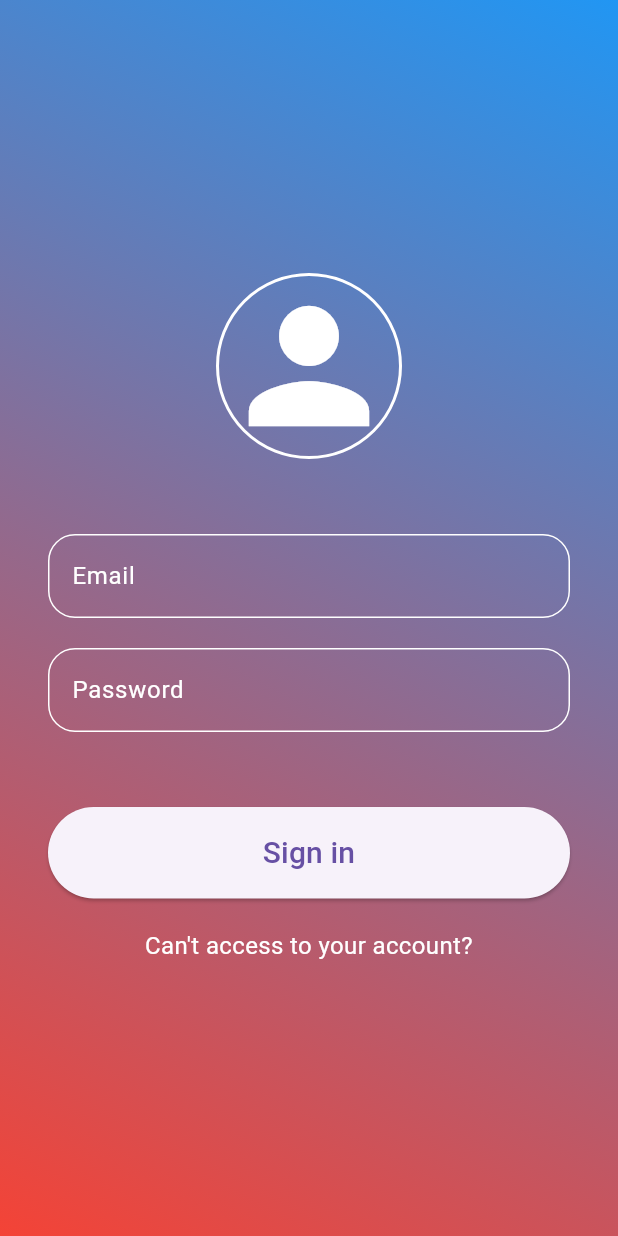
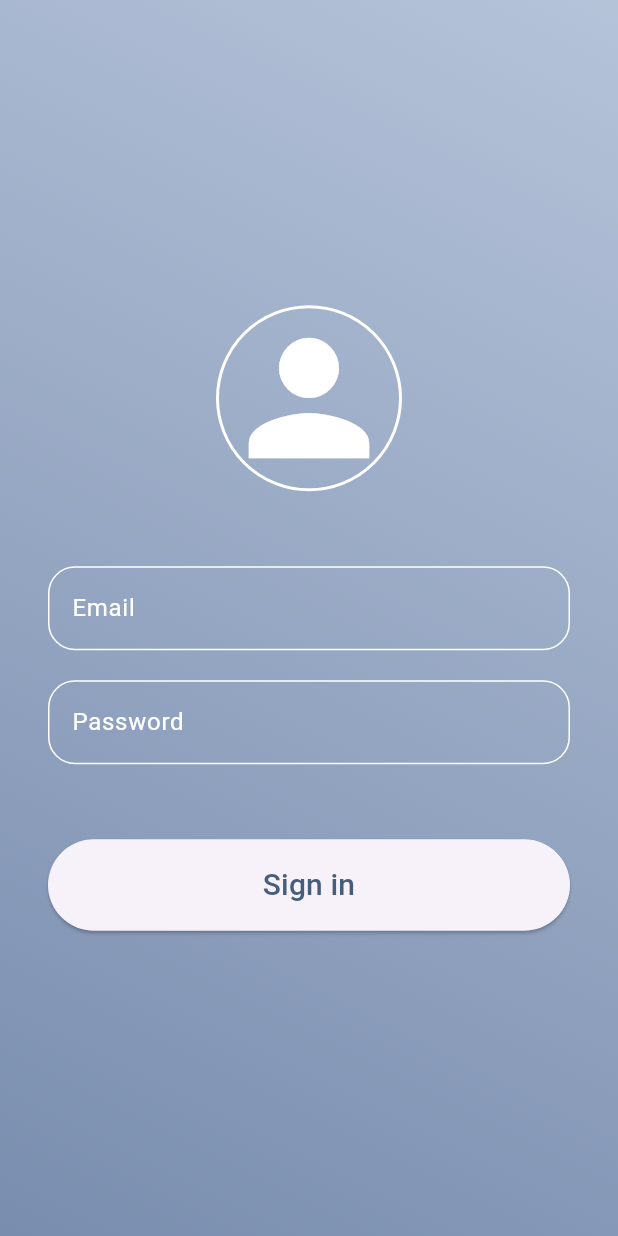
Before and after one commit to skzy408/flutter-medication-app, a Flutter app: the screen it shows after launch, on a phone screen of 412 x 824 dp. Run offline on Flutter 3.47's test engine with Material 3 defaults, Android fonts, the light colour scheme and no system bars.

Commit message:
Input Validation and UI Design Added validation for email, password, and medication time. Enhanced UI design to be more cohesive.

```diff
--- a/lib/data/medication_manager.dart
+++ b/lib/data/medication_manager.dart
@@ -4,13 +4,21 @@ import 'package:medication_tracker/models/prescription_medication.dart';
 
 class MedicationManager extends ChangeNotifier {
   List<Medication> medicationList = [
-    // default medication
+    // default medications
     Medication(
       id: 1,
-      name: "Panadol",
-      time: "5pm",
-      dose: "1 tablet",
-    ), //Medication
+      name: "Aspirin",
+      time: "10:00",
+      dose: "100mg",
+    ),
+    PrescriptionMedication(
+      id: 1,
+      name: "Sertraline",
+      time: "12:00",
+      dose: "50 mg",
+      doctorName: "John Doe",
+      prescriptionNumber: "RX778899",
+    ),
   ];
 
   // Variable to track the next ID number
--- a/lib/pages/login.dart
+++ b/lib/pages/login.dart
@@ -9,10 +9,41 @@ class LoginPage extends StatefulWidget {
 class _LoginPageState extends State<LoginPage> {
   TextEditingController usernameController = TextEditingController();
   TextEditingController passwordController = TextEditingController();
+  final _formKey = GlobalKey<FormState>(); // Form key for validation
+  bool _isLoginEnabled = true; // Flag to control the login button
 
-  // go to home page
+  // Email validation using regex
+  String? _validateEmail(String? value) {
+    if (value == null || value.isEmpty) {
+      return 'Email cannot be empty';
+    }
+    String pattern =
+        r'^[a-zA-Z0-9._%+-]+@[a-zA-Z0-9.-]+\.[a-zA-Z]{2,4}$'; // Email regex pattern
+    RegExp regex = RegExp(pattern);
+    if (!regex.hasMatch(value)) {
+      return 'Enter a valid email';
+    }
+    return null;
+  }
+
+  // Password validation
+  String? _validatePassword(String? value) {
+    if (value == null || value.isEmpty) {
+      return 'Password cannot be empty';
+    }
+    return null;
+  }
+
+  // Go to home page after successful login
   void goToHomePage() {
-    Navigator.push(context, MaterialPageRoute(builder: (context) => HomePage(),));
+    if (_formKey.currentState!.validate()) {
+      Navigator.pushReplacement(
+        context,
+        MaterialPageRoute(
+          builder: (context) => HomePage(),
+        ),
+      );
+    }
   }
 
   @override
@@ -23,10 +54,10 @@ class _LoginPageState extends State<LoginPage> {
           begin: Alignment.topRight,
           end: Alignment.bottomLeft,
           colors: [
-          Colors.blue,
-          Colors.red,
-        ],
-      )),
+            Color.fromARGB(255, 181, 195, 217),
+            Color.fromARGB(255, 121, 141, 174)],
+        ),
+      ),
       child: Scaffold(
         backgroundColor: Colors.transparent,
         body: _page(),
@@ -38,19 +69,21 @@ class _LoginPageState extends State<LoginPage> {
     return Padding(
       padding: const EdgeInsets.all(32.0),
       child: Center(
+        child: Form(
+          key: _formKey, // Assign form key to validate inputs
           child: Column(
             mainAxisAlignment: MainAxisAlignment.center,
             children: [
               _icon(),
               const SizedBox(height: 50),
-            _inputField("Email", usernameController),
+              _inputField("Email", usernameController, _validateEmail),
               const SizedBox(height: 20),
-            _inputField("Password", passwordController, isPassword: true),
+              _inputField("Password", passwordController, _validatePassword,
+                  isPassword: true),
               const SizedBox(height: 50),
-            _loginBtn(),
-            const SizedBox(height: 20),
-            _extraText(),
+              _loginBtn()
             ],
+          ),
         ),
       ),
     );
@@ -60,18 +93,24 @@ class _LoginPageState extends State<LoginPage> {
     return Container(
       decoration: BoxDecoration(
         border: Border.all(color: Colors.white, width: 2),
-          shape: BoxShape.circle),
+        shape: BoxShape.circle,
+      ),
       child: const Icon(Icons.person, color: Colors.white, size: 120),
     );
   }
 
-  Widget _inputField(String hintText, TextEditingController controller,
-      {isPassword = false}) {
+  Widget _inputField(
+    String hintText,
+    TextEditingController controller,
+    String? Function(String?) validator, {
+    bool isPassword = false,
+  }) {
     var border = OutlineInputBorder(
       borderRadius: BorderRadius.circular(18),
-        borderSide: const BorderSide(color: Colors.white));
+      borderSide: const BorderSide(color: Colors.white),
+    );
 
-    return TextField(
+    return TextFormField(
       style: const TextStyle(color: Colors.white),
       controller: controller,
       decoration: InputDecoration(
@@ -79,39 +118,45 @@ class _LoginPageState extends State<LoginPage> {
         hintStyle: const TextStyle(color: Colors.white),
         enabledBorder: border,
         focusedBorder: border,
+        errorBorder: border.copyWith(
+          borderSide: const BorderSide(color: Colors.red),
+        ), // Error border with red color
+        focusedErrorBorder: border.copyWith(
+          borderSide: const BorderSide(color: Colors.red),
+        ),
       ),
       obscureText: isPassword,
+      validator: validator, // Assign validation function
+      keyboardType: TextInputType.text
     );
   }
 
   Widget _loginBtn() {
     return ElevatedButton(
-      onPressed: () {
-        debugPrint("Email : " + usernameController.text);
-        debugPrint("Password : " + passwordController.text);
+      onPressed: _isLoginEnabled
+          ? () {
+              if (_formKey.currentState!.validate()) {
+                debugPrint("Email : ${usernameController.text}");
+                debugPrint("Password : ${passwordController.text}");
                 goToHomePage();
-      },
+              }
+            }
+          : null, // Disable button if validation fails
+      style: ElevatedButton.styleFrom(
+        shape: const StadiumBorder(),
+        padding: const EdgeInsets.symmetric(vertical: 16),
+      ),
       child: const SizedBox(
         width: double.infinity,
         child: Text(
-            "Sign in ",
+          "Sign in",
           textAlign: TextAlign.center,
-            style: TextStyle(fontSize: 20),
-          )),
-      style: ElevatedButton.styleFrom(
-        shape: const StadiumBorder(),
-        // primary: Colors.white,
-        // onPrimary: Colors.blue,
-        padding: const EdgeInsets.symmetric(vertical: 16),
+          style: TextStyle(
+            fontSize: 20,
+            color: Color.fromARGB(255, 70, 94, 123)
+          ),
+        ),
       ),
     );
   }
-
-  Widget _extraText() {
-    return const Text(
-      "Can't access to your account?",
-      textAlign: TextAlign.center,
-      style: TextStyle(fontSize: 16, color: Colors.white),
-    );
 }
-}
```
Also changed, not shown: lib/pages/home.dart (+133 -81 lines). Lines whose indentation alone changed are shown as unchanged.
